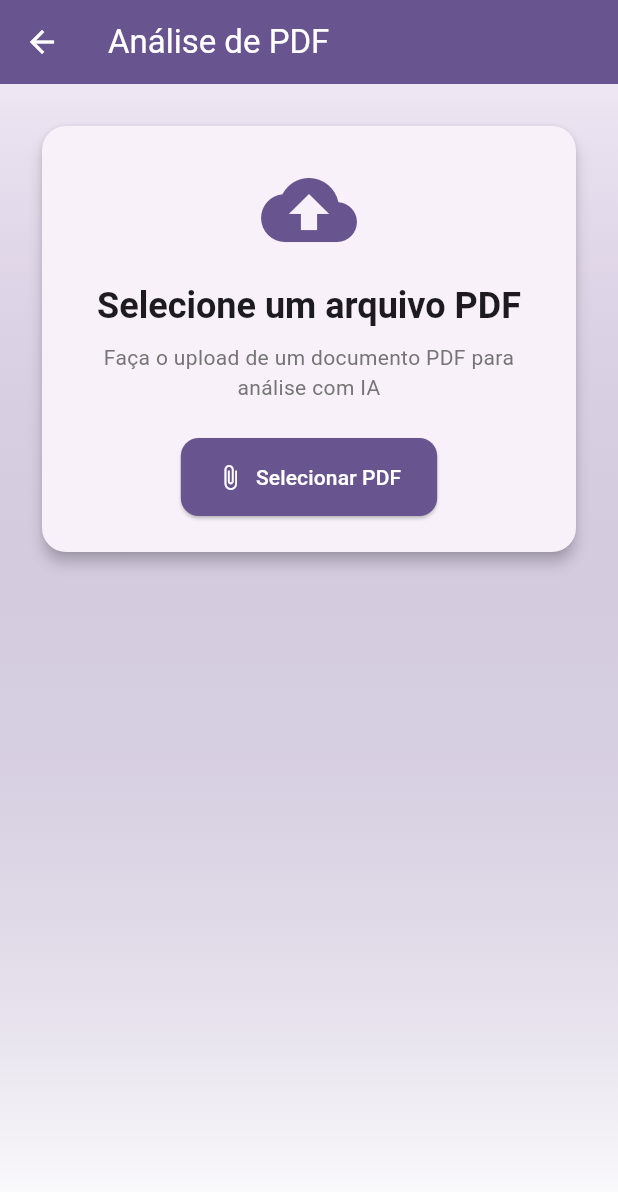
After one commit to DDM-PONG-3ES/3-trimestre-projeto-api, a Flutter app: the PdfUploadTela screen opened directly, on a phone screen of 412 x 824 dp. The commit adds this screen. Shown: the top 1192 px of the screen. Run offline on Flutter 3.47's test engine with Material 3 defaults, Android fonts, the phone set to English and light mode, and no system bars; our stand-ins replace file_picker, google_generative_ai, shared_preferences, sqflite, sqflite_common_ffi; accounts and stored records are empty.

Commit message:
fiz umas coisa

```diff
--- a/desafio/lib/app/telas/home_tela.dart
+++ b/desafio/lib/app/telas/home_tela.dart
@@ -320,6 +320,14 @@ class _CustomDrawer extends StatelessWidget {
                       },
                     ),
                     ListTile(
+                      leading: const Icon(Icons.schedule),
+                      title: const Text('Prazo de Duração'),
+                      onTap: () {
+                        Navigator.pop(context);
+                        Navigator.of(context).pushNamed('/prazos-duracao');
+                      },
+                    ),
+                    ListTile(
                       leading: const Icon(Icons.person),
                       title: const Text('Perfil'),
                       onTap: () {
--- /dev/null
+++ b/desafio/lib/app/telas/pdf_upload_tela.dart
@@ -0,0 +1,349 @@
+import 'dart:io';
+import 'package:flutter/material.dart';
+import 'package:provider/provider.dart';
+import 'package:file_picker/file_picker.dart';
+import 'package:desafio/servicos/pdf_analysis_servico.dart';
+
+class PdfUploadTela extends StatefulWidget {
+  const PdfUploadTela({super.key});
+
+  @override
+  State<PdfUploadTela> createState() => _PdfUploadTelaState();
+}
+
+class _PdfUploadTelaState extends State<PdfUploadTela> {
+  File? _selectedFile;
+  String? _fileName;
+
+  @override
+  Widget build(BuildContext context) {
+    return Scaffold(
+      appBar: AppBar(
+        title: const Text('Análise de PDF'),
+        backgroundColor: Theme.of(context).primaryColor,
+        foregroundColor: Colors.white,
+        elevation: 2,
+      ),
+      body: Consumer<PdfAnalysisServico>(
+        builder: (context, pdfService, child) {
+          return Container(
+            decoration: BoxDecoration(
+              gradient: LinearGradient(
+                begin: Alignment.topCenter,
+                end: Alignment.bottomCenter,
+                colors: [
+                  Theme.of(context).primaryColor.withValues(alpha: 0.1),
+                  Colors.white,
+                ],
+              ),
+            ),
+            child: Padding(
+              padding: const EdgeInsets.all(24.0),
+              child: Column(
+                crossAxisAlignment: CrossAxisAlignment.stretch,
+                children: [
+                  // Upload section
+                  Card(
+                    elevation: 4,
+                    shape: RoundedRectangleBorder(
+                      borderRadius: BorderRadius.circular(16),
+                    ),
+                    child: Padding(
+                      padding: const EdgeInsets.all(24.0),
+                      child: Column(
+                        children: [
+                          Icon(
+                            Icons.cloud_upload,
+                            size: 64,
+                            color: Theme.of(context).primaryColor,
+                          ),
+                          const SizedBox(height: 16),
+                          Text(
+                            'Selecione um arquivo PDF',
+                            style: Theme.of(context).textTheme.headlineSmall
+                                ?.copyWith(fontWeight: FontWeight.bold),
+                          ),
+                          const SizedBox(height: 8),
+                          Text(
+                            'Faça o upload de um documento PDF para análise com IA',
+                            style: Theme.of(context).textTheme.bodyMedium
+                                ?.copyWith(color: Colors.grey[600]),
+                            textAlign: TextAlign.center,
+                          ),
+                          const SizedBox(height: 24),
+
+                          if (_fileName != null) ...[
+                            Container(
+                              padding: const EdgeInsets.all(12),
+                              decoration: BoxDecoration(
+                                color: Colors.green[50],
+                                borderRadius: BorderRadius.circular(8),
+                                border: Border.all(color: Colors.green[300]!),
+                              ),
+                              child: Row(
+                                children: [
+                                  Icon(
+                                    Icons.picture_as_pdf,
+                                    color: Colors.green[700],
+                                  ),
+                                  const SizedBox(width: 12),
+                                  Expanded(
+                                    child: Text(
+                                      _fileName!,
+                                      style: TextStyle(
+                                        color: Colors.green[700],
+                                        fontWeight: FontWeight.w500,
+                                      ),
+                                      overflow: TextOverflow.ellipsis,
+                                    ),
+                                  ),
+                                  IconButton(
+                                    icon: Icon(
+                                      Icons.close,
+                                      color: Colors.green[700],
+                                    ),
+                                    onPressed: () {
+                                      setState(() {
+                                        _selectedFile = null;
+                                        _fileName = null;
+                                      });
+                                      pdfService.clearResults();
+                                    },
+                                  ),
+                                ],
+                              ),
+                            ),
+                            const SizedBox(height: 16),
+                          ],
+
+                          ElevatedButton.icon(
+                            onPressed:
+                                pdfService.isLoading ? null : _pickPdfFile,
+                            icon: const Icon(Icons.attach_file),
+                            label: Text(
+                              _selectedFile == null
+                                  ? 'Selecionar PDF'
+                                  : 'Trocar Arquivo',
+                            ),
+                            style: ElevatedButton.styleFrom(
+                              backgroundColor: Theme.of(context).primaryColor,
+                              foregroundColor: Colors.white,
+                              padding: const EdgeInsets.symmetric(
+                                vertical: 16,
+                                horizontal: 24,
+                              ),
+                              shape: RoundedRectangleBorder(
+                                borderRadius: BorderRadius.circular(12),
+                              ),
+                            ),
+                          ),
+
+                          if (_selectedFile != null &&
+                              !pdfService.isLoading) ...[
+                            const SizedBox(height: 16),
+                            ElevatedButton.icon(
+                              onPressed: () => _analyzePdf(pdfService),
+                              icon: const Icon(Icons.analytics),
+                              label: const Text('Analisar com IA'),
+                              style: ElevatedButton.styleFrom(
+                                backgroundColor: Colors.green,
+                                foregroundColor: Colors.white,
+                                padding: const EdgeInsets.symmetric(
+                                  vertical: 16,
+                                  horizontal: 24,
+                                ),
+                                shape: RoundedRectangleBorder(
+                                  borderRadius: BorderRadius.circular(12),
+                                ),
+                              ),
+                            ),
+                          ],
+                        ],
+                      ),
+                    ),
+                  ),
+
+                  const SizedBox(height: 24),
+
+                  // Results section
+                  if (pdfService.isLoading) ...[
+                    Card(
+                      elevation: 4,
+                      shape: RoundedRectangleBorder(
+                        borderRadius: BorderRadius.circular(16),
+                      ),
+                      child: Padding(
+                        padding: const EdgeInsets.all(24.0),
+                        child: Column(
+                          children: [
+                            const CircularProgressIndicator(),
+                            const SizedBox(height: 16),
+                            Text(
+                              'Analisando documento...',
+                              style: Theme.of(context).textTheme.titleMedium,
+                            ),
+                            const SizedBox(height: 8),
+                            Text(
+                              'A IA está processando seu PDF. Isso pode levar alguns segundos.',
+                              style: Theme.of(context).textTheme.bodyMedium
+                                  ?.copyWith(color: Colors.grey[600]),
+                              textAlign: TextAlign.center,
+                            ),
+                          ],
+                        ),
+                      ),
+                    ),
+                  ],
+
+                  if (pdfService.errorMessage != null) ...[
+                    Card(
+                      elevation: 4,
+                      shape: RoundedRectangleBorder(
+                        borderRadius: BorderRadius.circular(16),
+                      ),
+                      child: Container(
+                        padding: const EdgeInsets.all(24.0),
+                        decoration: BoxDecoration(
+                          color: Colors.red[50],
+                          borderRadius: BorderRadius.circular(16),
+                        ),
+                        child: Column(
+                          children: [
+                            Icon(Icons.error, size: 48, color: Colors.red[700]),
+                            const SizedBox(height: 16),
+                            Text(
+                              'Erro na Análise',
+                              style: Theme.of(
+                                context,
+                              ).textTheme.titleLarge?.copyWith(
+                                color: Colors.red[700],
+                                fontWeight: FontWeight.bold,
+                              ),
+                            ),
+                            const SizedBox(height: 8),
+                            Text(
+                              pdfService.errorMessage!,
+                              style: Theme.of(context).textTheme.bodyMedium
+                                  ?.copyWith(color: Colors.red[600]),
+                              textAlign: TextAlign.center,
+                            ),
+                          ],
+                        ),
+                      ),
+                    ),
+                  ],
+
+                  if (pdfService.analysisResult != null) ...[
+                    Expanded(
+                      child: Card(
+                        elevation: 4,
+                        shape: RoundedRectangleBorder(
+                          borderRadius: BorderRadius.circular(16),
+                        ),
+                        child: Container(
+                          padding: const EdgeInsets.all(24.0),
+                          decoration: BoxDecoration(
+                            gradient: LinearGradient(
+                              begin: Alignment.topLeft,
+                              end: Alignment.bottomRight,
+                              colors: [Colors.blue[50]!, Colors.white],
+                            ),
+                            borderRadius: BorderRadius.circular(16),
+                          ),
+                          child: Column(
+                            crossAxisAlignment: CrossAxisAlignment.start,
+                            children: [
+                              Row(
+                                children: [
+                                  Icon(
+                                    Icons.auto_awesome,
+                                    color: Colors.blue[700],
+                                    size: 32,
+                                  ),
+                                  const SizedBox(width: 12),
+                                  Text(
+                                    'Análise da IA',
+                                    style: Theme.of(
+                                      context,
+                                    ).textTheme.titleLarge?.copyWith(
+                                      color: Colors.blue[700],
+                                      fontWeight: FontWeight.bold,
+                                    ),
+                                  ),
+                                ],
+                              ),
+                              const SizedBox(height: 16),
+                              const Divider(),
+                              const SizedBox(height: 16),
+                              Expanded(
+                                child: SingleChildScrollView(
+                                  child: Text(
+                                    pdfService.analysisResult!,
+                                    style: Theme.of(context).textTheme.bodyLarge
+                                        ?.copyWith(height: 1.6),
+                                  ),
+                                ),
+                              ),
+                            ],
+                          ),
+                        ),
+                      ),
+                    ),
+                  ],
+                ],
+              ),
+            ),
+          );
+        },
+      ),
+    );
+  }
+
+  Future<void> _pickPdfFile() async {
+    try {
+      FilePickerResult? result = await FilePicker.platform.pickFiles(
+        type: FileType.custom,
+        allowedExtensions: ['pdf'],
+        allowMultiple: false,
+      );
+
+      if (result != null && result.files.single.path != null) {
+        setState(() {
+          _selectedFile = File(result.files.single.path!);
+          _fileName = result.files.single.name;
+        });
+
+        // Clear previous results
+        Provider.of<PdfAnalysisServico>(context, listen: false).clearResults();
+      }
+    } catch (e) {
+      if (mounted) {
+        ScaffoldMessenger.of(context).showSnackBar(
+          SnackBar(
+            content: Text('Erro ao selecionar arquivo: $e'),
+            backgroundColor: Colors.red,
+          ),
+        );
+      }
+    }
+  }
+
+  Future<void> _analyzePdf(PdfAnalysisServico pdfService) async {
+    if (_selectedFile != null) {
+      await pdfService.analyzePdf(_selectedFile!);
+
+      // Show success message if analysis completed without error
+      if (mounted &&
+          pdfService.analysisResult != null &&
+          pdfService.errorMessage == null) {
+        ScaffoldMessenger.of(context).showSnackBar(
+          const SnackBar(
+            content: Text('PDF analisado e dados salvos com sucesso!'),
+            backgroundColor: Colors.green,
+            duration: Duration(seconds: 3),
+          ),
+        );
+      }
+    }
+  }
+}
--- a/desafio/lib/main.dart
+++ b/desafio/lib/main.dart
@@ -3,6 +3,7 @@ import 'package:desafio/app/telas/objetoSocial_tela.dart';
 import 'package:desafio/app/telas/socio_tela.dart';
 import 'package:desafio/servicos/capitalSocial_servico.dart';
 import 'package:desafio/servicos/objetoSocial_servico.dart';
+import 'package:desafio/servicos/prazoDuracao_servico.dart';
 import 'package:desafio/servicos/socio_servico.dart';
 import 'package:flutter/material.dart';
 import 'package:provider/provider.dart';
--- /dev/null
+++ b/desafio/lib/servicos/pdf_analysis_servico.dart
@@ -0,0 +1,114 @@
+import 'dart:io';
+import 'dart:typed_data';
+import 'package:flutter/foundation.dart';
+import 'package:google_generative_ai/google_generative_ai.dart';
+import 'package:desafio/modelo/dao/contrato_dao.dart';
+import 'package:desafio/modelo/dao/recado_dao.dart';
+
+class PdfAnalysisServico extends ChangeNotifier {
+  static const String _apiKey = 'AIzaSyAcVDLAFIF3XGEFwRabIqWRxc_kLEfNrdE';
+
+  bool _isLoading = false;
+  String? _analysisResult;
+  String? _errorMessage;
+
+  bool get isLoading => _isLoading;
+  String? get analysisResult => _analysisResult;
+  String? get errorMessage => _errorMessage;
+
+  Future<void> analyzePdf(File pdfFile) async {
+    try {
+      _isLoading = true;
+      _errorMessage = null;
+      _analysisResult = null;
+      notifyListeners();
+
+      // Validate API key
+      if (_apiKey == 'YOUR_GEMINI_API_KEY_HERE') {
+        throw Exception(
+          'Please set your Gemini API key in pdf_analysis_servico.dart',
+        );
+      }
+
+      // Get PDF file name
+      final fileName = pdfFile.path.split('/').last;
+
+      // Initialize Gemini
+      final model = GenerativeModel(model: 'gemini-2.5-flash', apiKey: _apiKey);
+
+      // Read PDF file as bytes
+      final Uint8List pdfBytes = await pdfFile.readAsBytes();
+
+      // Create the content with PDF data and prompt
+      final content = [
+        Content.multi([
+          TextPart(
+            'Please analyze this PDF document and provide a brief summary of what it\'s about. '
+            'Include the main topics, purpose, and any key information you can extract from the document. '
+            'Please respond in Portuguese.',
+          ),
+          DataPart('application/pdf', pdfBytes),
+        ]),
+      ];
+
+      // Generate response
+      final response = await model.generateContent(content);
+
+      if (response.text != null) {
+        _analysisResult = response.text!;
+
+        // Save to database
+        await _saveToDatabase(fileName, _analysisResult!);
+      } else {
+        throw Exception('Não foi possível gerar uma análise do documento');
+      }
+    } catch (e) {
+      _errorMessage = 'Erro ao analisar PDF: ${e.toString()}';
+      print('Error analyzing PDF: $e');
+    } finally {
+      _isLoading = false;
+      notifyListeners();
+    }
+  }
+
+  void clearResults() {
+    _analysisResult = null;
+    _errorMessage = null;
+    notifyListeners();
+  }
+
+  Future<void> _saveToDatabase(String fileName, String geminiResponse) async {
+    try {
+      final contratoDao = ContratoDAO();
+      final recadoDao = RecadoDAO();
+
+      // Get current date
+      final now = DateTime.now();
+      final dateString =
+          '${now.day.toString().padLeft(2, '0')}/${now.month.toString().padLeft(2, '0')}/${now.year}';
+
+      // Save PDF info to contratos table
+      await contratoDao.criarContrato(
+        fileName, // titulo
+        'PDF Analysis', // nomeEmpresa
+        'Analisado', // status
+        'PDF analisado via Gemini AI', // descricao
+        dateString, // dataGeracao
+        fileName, // link (using filename as reference)
+      );
+
+      // Save Gemini response to recados table
+      await recadoDao.criarRecado(
+        geminiResponse, // nome (storing the analysis content)
+        null, // erroIA
+        modeloIA: 'gemini', // modeloIA
+      );
+
+      print('Data saved successfully to database');
+    } catch (e) {
+      print('Error saving to database: $e');
+      // Don't throw here to avoid disrupting the user experience
+      // The analysis result is still shown even if database save fails
+    }
+  }
+}
```
Also changed, not shown: desafio/pubspec.lock.
